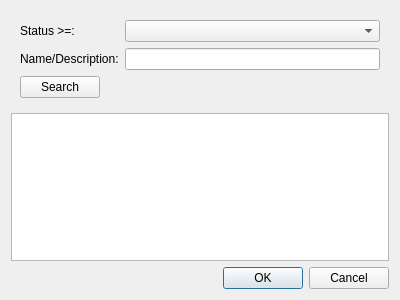
Old version of the form fgo/ui/SelectAircraftDialog.ui in the repository cgspeck/fg-orchestrator.
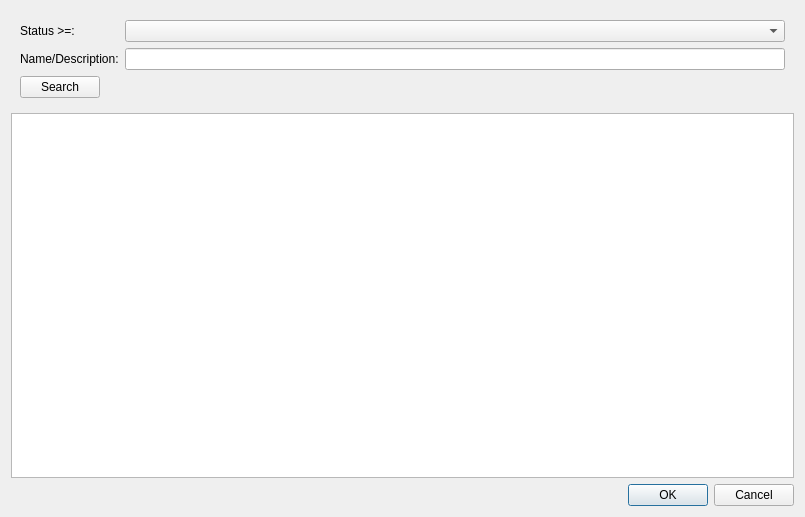
New version of the form.

Commit message: Fix column widths and hide directory

Diff of the .ui file:
```diff
--- a/fgo/ui/SelectAircraftDialog.ui
+++ b/fgo/ui/SelectAircraftDialog.ui
@@ -6,8 +6,8 @@
    <rect>
     <x>0</x>
     <y>0</y>
-    <width>400</width>
-    <height>300</height>
+    <width>805</width>
+    <height>517</height>
    </rect>
   </property>
   <property name="windowTitle">
@@ -16,6 +16,12 @@
   <layout class="QVBoxLayout" name="verticalLayout">
    <item>
     <widget class="QFrame" name="frame">
+     <property name="maximumSize">
+      <size>
+       <width>16777215</width>
+       <height>105</height>
+      </size>
+     </property>
      <layout class="QFormLayout" name="formLayout">
       <item row="0" column="0">
        <widget class="QLabel" name="label">
```
The commit also changes 2 other files.
